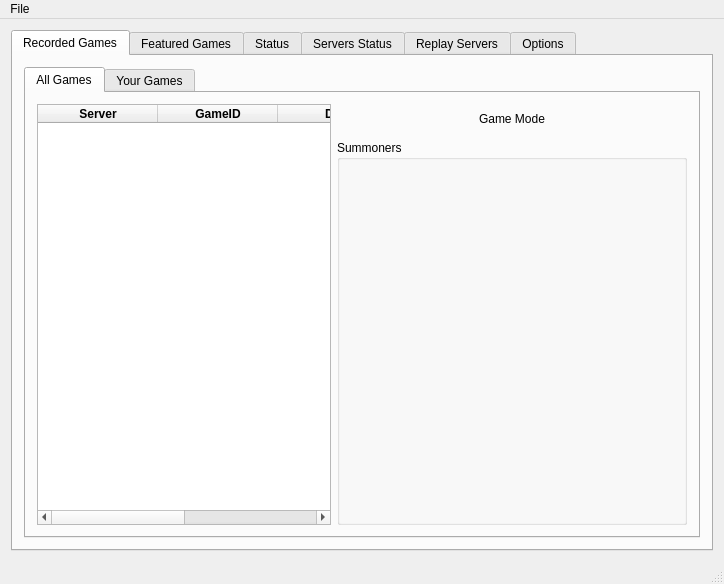
Old version of the form src/mainwindow.ui in the repository Aztorius/legendsreplay.
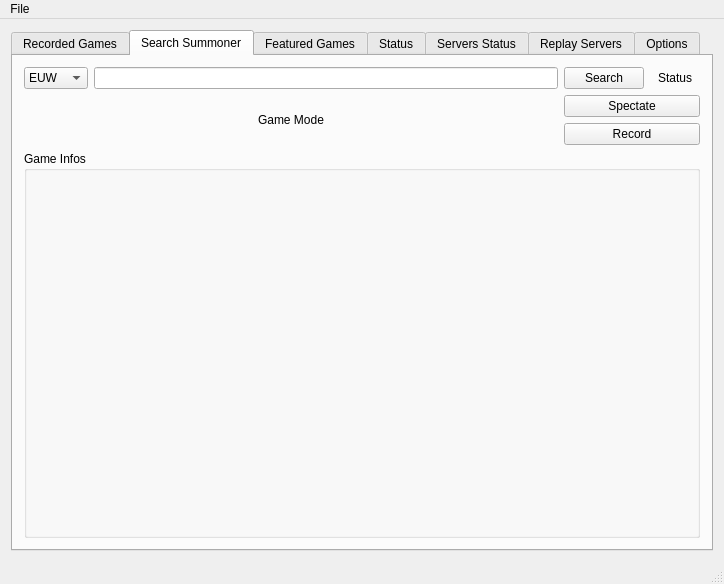
New version of the form. The open tabs and pages were chosen to show the change.

Commit message: Add: new tab to find and record/spectate a summoner game Fix: using a summoner name with spaces

The edit to the form file:
```diff
--- a/src/mainwindow.ui
+++ b/src/mainwindow.ui
@@ -372,6 +372,266 @@
         </item>
        </layout>
       </widget>
+      <widget class="QWidget" name="tab_9">
+       <attribute name="title">
+        <string>Search Summoner</string>
+       </attribute>
+       <layout class="QGridLayout" name="gridLayout_13">
+        <item row="3" column="0" colspan="4">
+         <widget class="QGroupBox" name="groupBox_4">
+          <property name="title">
+           <string>Game Infos</string>
+          </property>
+          <layout class="QGridLayout" name="gridLayout_14">
+           <item row="0" column="0">
+            <widget class="QLabel" name="label_sums1">
+             <property name="text">
+              <string/>
+             </property>
+            </widget>
+           </item>
+           <item row="0" column="1">
+            <widget class="QLabel" name="label_sums16">
+             <property name="text">
+              <string/>
+             </property>
+             <property name="alignment">
+              <set>Qt::AlignCenter</set>
+             </property>
+            </widget>
+           </item>
+           <item row="0" column="2">
+            <widget class="QLabel" name="label_sums6">
+             <property name="text">
+              <string/>
+             </property>
+            </widget>
+           </item>
+           <item row="1" column="0">
+            <widget class="QLabel" name="label_sums2">
+             <property name="text">
+              <string/>
+             </property>
+            </widget>
+           </item>
+           <item row="1" column="2">
+            <widget class="QLabel" name="label_sums7">
+             <property name="text">
+              <string/>
+             </property>
+            </widget>
+           </item>
+           <item row="2" column="0">
+            <widget class="QLabel" name="label_sums3">
+             <property name="text">
+              <string/>
+             </property>
+            </widget>
+           </item>
+           <item row="2" column="1">
+            <widget class="QLabel" name="label_sums38">
+             <property name="text">
+              <string/>
+             </property>
+             <property name="alignment">
+              <set>Qt::AlignCenter</set>
+             </property>
+            </widget>
+           </item>
+           <item row="2" column="2">
+            <widget class="QLabel" name="label_sums8">
+             <property name="text">
+              <string/>
+             </property>
+            </widget>
+           </item>
+           <item row="3" column="0">
+            <widget class="QLabel" name="label_sums4">
+             <property name="text">
+              <string/>
+             </property>
+            </widget>
+           </item>
+           <item row="3" column="1">
+            <widget class="QLabel" name="label_sums49">
+             <property name="text">
+              <string/>
+             </property>
+             <property name="alignment">
+              <set>Qt::AlignCenter</set>
+             </property>
+            </widget>
+           </item>
+           <item row="3" column="2">
+            <widget class="QLabel" name="label_sums9">
+             <property name="text">
+              <string/>
+             </property>
+            </widget>
+           </item>
+           <item row="4" column="0">
+            <widget class="QLabel" name="label_sums5">
+             <property name="text">
+              <string/>
+             </property>
+            </widget>
+           </item>
+           <item row="4" column="1">
+            <widget class="QLabel" name="label_sums510">
+             <property name="text">
+              <string/>
+             </property>
+             <property name="alignment">
+              <set>Qt::AlignCenter</set>
+             </property>
+            </widget>
+           </item>
+           <item row="4" column="2">
+            <widget class="QLabel" name="label_sums10">
+             <property name="text">
+              <string/>
+             </property>
+            </widget>
+           </item>
+           <item row="1" column="1">
+            <widget class="QLabel" name="label_sums27">
+             <property name="text">
+              <string/>
+             </property>
+             <property name="alignment">
+              <set>Qt::AlignCenter</set>
+             </property>
+            </widget>
+           </item>
+          </layout>
+         </widget>
+        </item>
+        <item row="0" column="2">
+         <widget class="QPushButton" name="pushButton_searchsummoner">
+          <property name="text">
+           <string>Search</string>
+          </property>
+         </widget>
+        </item>
+        <item row="0" column="1">
+         <widget class="QLineEdit" name="lineEdit_searchsummoner">
+          <property name="alignment">
+           <set>Qt::AlignCenter</set>
+          </property>
+         </widget>
+        </item>
+        <item row="0" column="3">
+         <widget class="QLabel" name="label_searchsummoner_status">
+          <property name="minimumSize">
+           <size>
+            <width>50</width>
+            <height>0</height>
+           </size>
+          </property>
+          <property name="text">
+           <string>Status</string>
+          </property>
+          <property name="alignment">
+           <set>Qt::AlignCenter</set>
+          </property>
+         </widget>
+        </item>
+        <item row="0" column="0">
+         <widget class="QComboBox" name="comboBox_searchsummoner_platformid">
+          <item>
+           <property name="text">
+            <string>EUW</string>
+           </property>
+          </item>
+          <item>
+           <property name="text">
+            <string>EUNE</string>
+           </property>
+          </item>
+          <item>
+           <property name="text">
+            <string>NA</string>
+           </property>
+          </item>
+          <item>
+           <property name="text">
+            <string>JP</string>
+           </property>
+          </item>
+          <item>
+           <property name="text">
+            <string>KR</string>
+           </property>
+          </item>
+          <item>
+           <property name="text">
+            <string>OCE</string>
+           </property>
+          </item>
+          <item>
+           <property name="text">
+            <string>BR</string>
+           </property>
+          </item>
+          <item>
+           <property name="text">
+            <string>LAN</string>
+           </property>
+          </item>
+          <item>
+           <property name="text">
+            <string>LAS</string>
+           </property>
+          </item>
+          <item>
+           <property name="text">
+            <string>RU</string>
+           </property>
+          </item>
+          <item>
+           <property name="text">
+            <string>TR</string>
+           </property>
+          </item>
+          <item>
+           <property name="text">
+            <string>PBE</string>
+           </property>
+          </item>
+         </widget>
+        </item>
+        <item row="1" column="2" colspan="2">
+         <widget class="QPushButton" name="pushButton_searchsummoner_spectate">
+          <property name="text">
+           <string>Spectate</string>
+          </property>
+         </widget>
+        </item>
+        <item row="1" column="0" rowspan="2" colspan="2">
+         <widget class="QLabel" name="label_searchsummoner_gamemode">
+          <property name="maximumSize">
+           <size>
+            <width>16777215</width>
+            <height>40</height>
+           </size>
+          </property>
+          <property name="text">
+           <string>Game Mode</string>
+          </property>
+          <property name="alignment">
+           <set>Qt::AlignCenter</set>
+          </property>
+         </widget>
+        </item>
+        <item row="2" column="2" colspan="2">
+         <widget class="QPushButton" name="pushButton_searchsummoner_record">
+          <property name="text">
+           <string>Record</string>
+          </property>
+         </widget>
+        </item>
+       </layout>
+      </widget>
       <widget class="QWidget" name="tab_2">
        <attribute name="title">
         <string>Featured Games</string>
```
Left out of the diff: 6 changed lines with no effect on the pictures. The commit also changes 2 other files.
